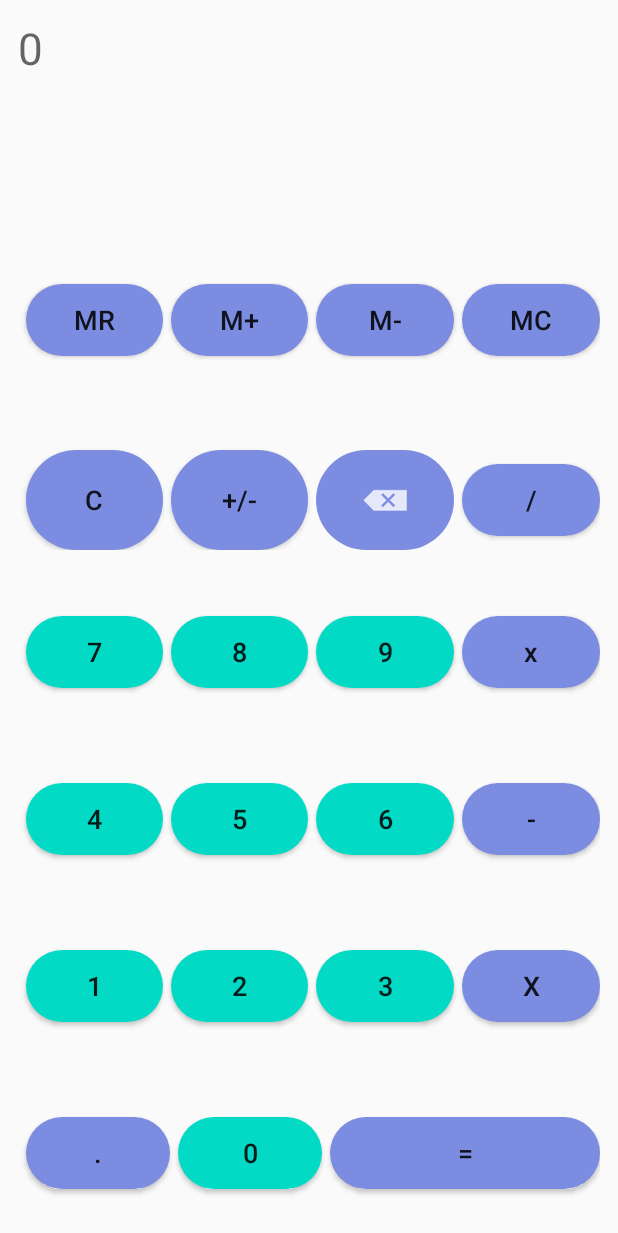
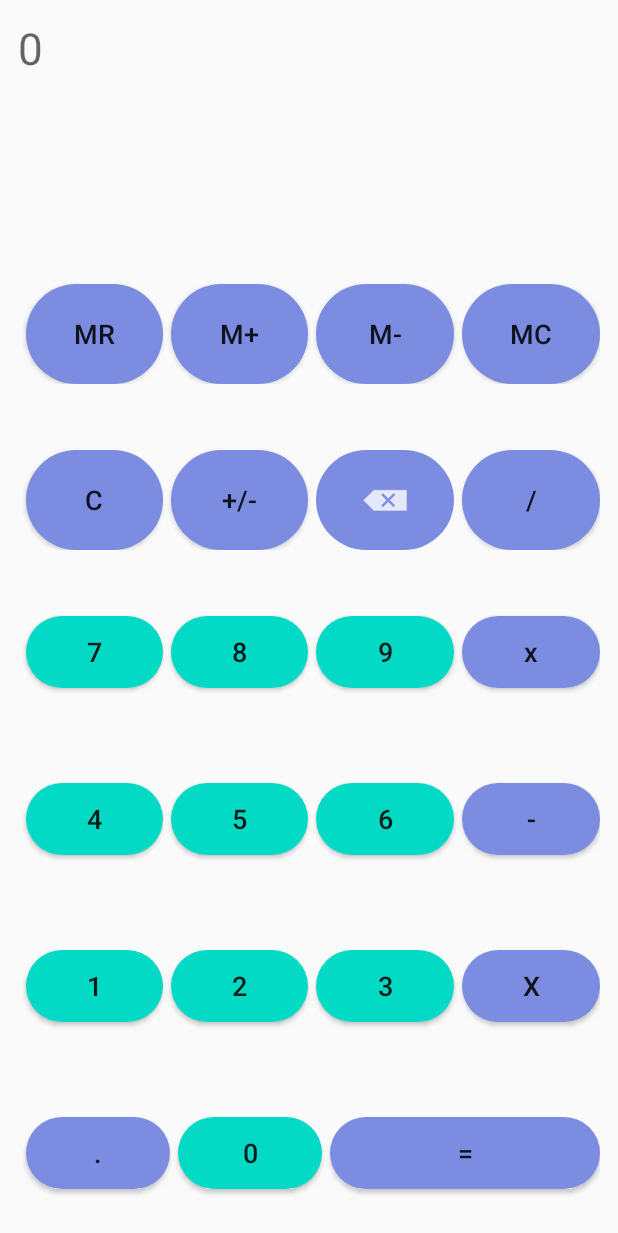
Before and after one commit to Otaka00/SimpleCalculatorApp, an Android app: the screen it shows after launch (MainActivity), on a phone screen of 412 x 824 dp. Shown: the top 1233 px of the screen. Run offline under Robolectric (Android 15) with nearby library versions, the phone set to English and light mode, and no system bars.

Commit message:
Layout and strings

```diff
--- a/app/src/main/res/layout/activity_main.xml
+++ b/app/src/main/res/layout/activity_main.xml
@@ -40,7 +40,7 @@
                 <Button
                     android:id="@+id/MR"
                     android:layout_width="wrap_content"
-                    android:layout_height="wrap_content"
+                    android:layout_height="match_parent"
                     android:layout_marginLeft="5dp"
                     android:layout_marginTop="20dp"
                     android:layout_weight="1"
@@ -52,7 +52,7 @@
                 <Button
                     android:id="@+id/MPlus"
                     android:layout_width="wrap_content"
-                    android:layout_height="wrap_content"
+                    android:layout_height="match_parent"
                     android:layout_marginLeft="5dp"
                     android:layout_marginTop="20dp"
                     android:layout_weight="1"
@@ -64,7 +64,7 @@
                 <Button
                     android:id="@+id/MMinus"
                     android:layout_width="wrap_content"
-                    android:layout_height="wrap_content"
+                    android:layout_height="match_parent"
                     android:layout_marginLeft="5dp"
                     android:layout_marginTop="20dp"
                     android:layout_weight="1"
@@ -76,7 +76,7 @@
                 <Button
                     android:id="@+id/MC"
                     android:layout_width="wrap_content"
-                    android:layout_height="wrap_content"
+                    android:layout_height="match_parent"
                     android:layout_marginLeft="5dp"
                     android:layout_marginTop="20dp"
                     android:layout_weight="1"
@@ -132,7 +132,7 @@
                 <Button
                     android:id="@+id/divide"
                     android:layout_width="0dp"
-                    android:layout_height="wrap_content"
+                    android:layout_height="match_parent"
                     android:layout_marginLeft="5dp"
                     android:layout_marginTop="20dp"
                     android:layout_weight="1"
@@ -192,7 +192,7 @@
                     android:layout_weight="1"
                     android:background="@drawable/button"
                     android:backgroundTint="#7B8CE1"
-                    android:text="@string/multiply"
+                    android:text="x"
                     android:textAllCaps="false"
                     android:textSize="18sp" />
 
```
